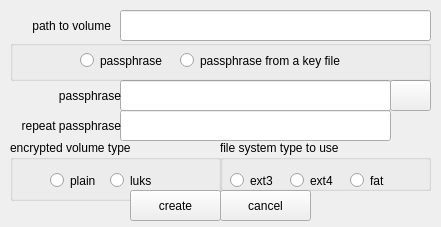
Above: createpartition.ui from mhogomchungu/zuluCrypt before the change. Below: the same form after it.
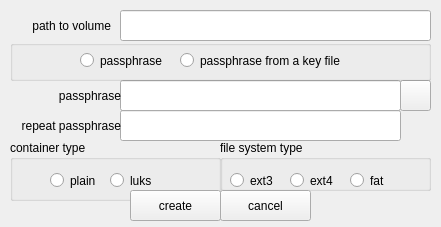
That is the form after the change.

The edit to the form file:
```diff
--- a/createpartition.ui
+++ b/createpartition.ui
@@ -49,7 +49,7 @@
     </rect>
    </property>
    <property name="title">
-    <string>encrypted volume type</string>
+    <string>container type</string>
    </property>
    <widget class="QRadioButton" name="rbPlain">
     <property name="geometry">
@@ -88,7 +88,7 @@
     </rect>
    </property>
    <property name="title">
-    <string>file system type to use</string>
+    <string>file system type</string>
    </property>
    <widget class="QRadioButton" name="rbext3">
     <property name="geometry">
@@ -161,7 +161,7 @@
     <rect>
      <x>120</x>
      <y>80</y>
-     <width>271</width>
+     <width>281</width>
      <height>31</height>
     </rect>
    </property>
@@ -187,7 +187,7 @@
     <rect>
      <x>120</x>
      <y>110</y>
-     <width>271</width>
+     <width>281</width>
      <height>31</height>
     </rect>
    </property>
@@ -211,9 +211,9 @@
   <widget class="QPushButton" name="pbOpenKeyFile">
    <property name="geometry">
     <rect>
-     <x>390</x>
+     <x>400</x>
      <y>80</y>
-     <width>41</width>
+     <width>31</width>
      <height>31</height>
     </rect>
    </property>
```
